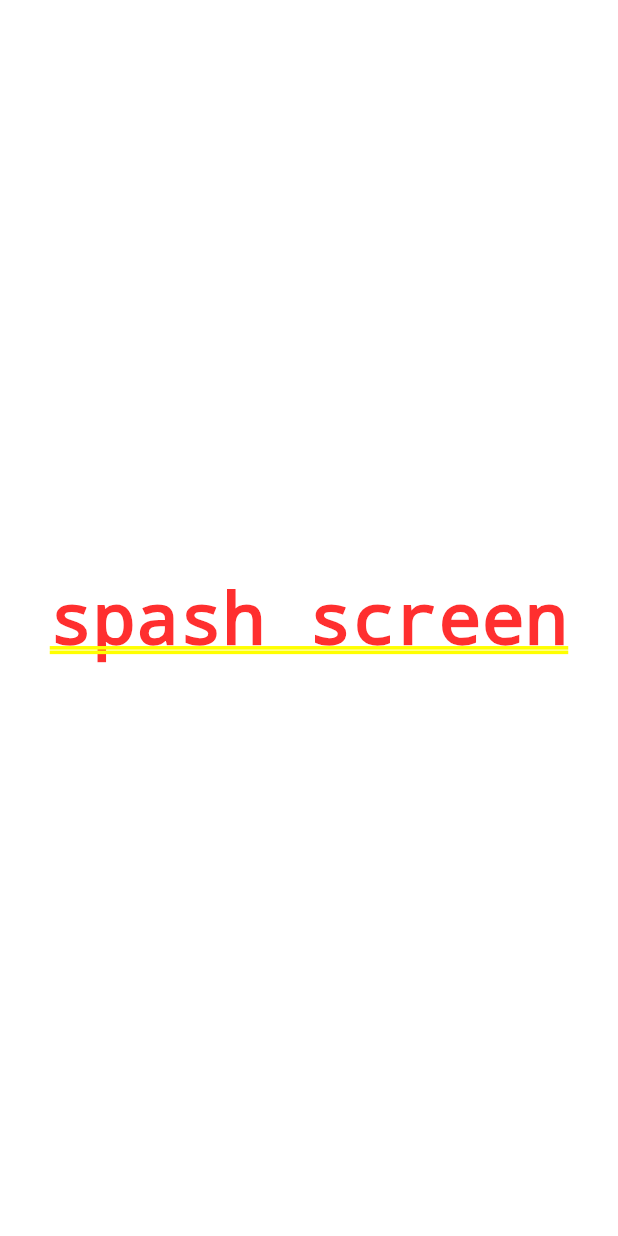
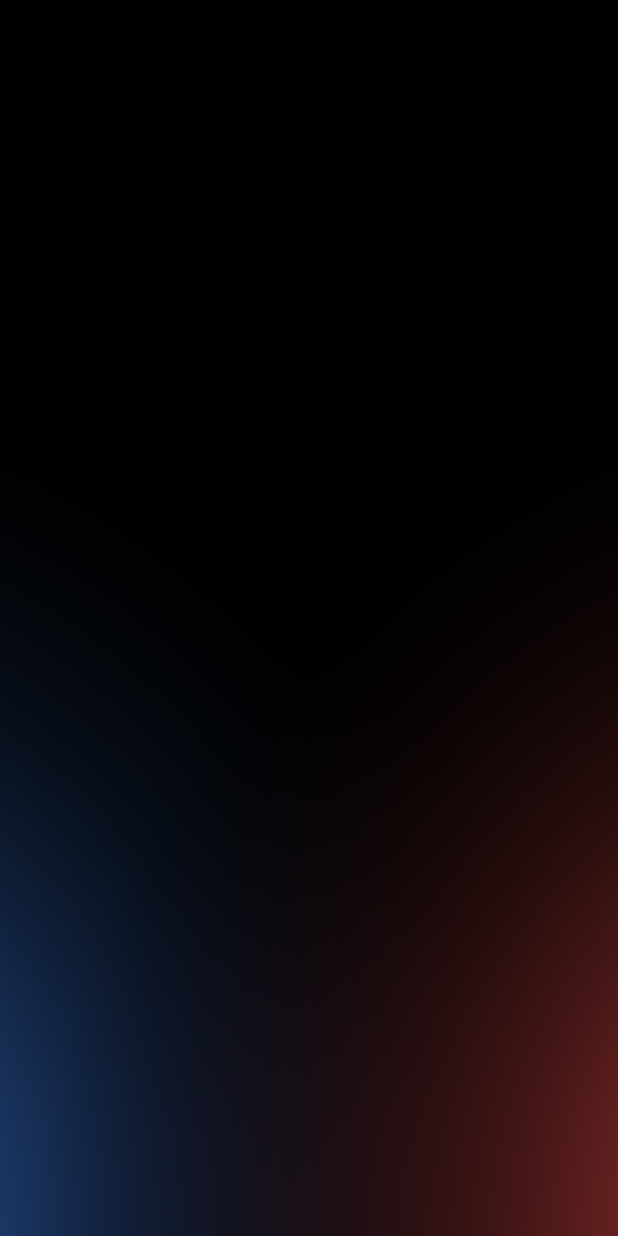
Before and after one commit to SenglayPann/legend-cinema, a Flutter app: the first screen one second after launch, on a phone screen of 412 x 824 dp. Run offline on Flutter 3.47's test engine with Material 3 defaults, Android fonts, the phone set to English and light mode, and no system bars; our stand-ins replace cloud_firestore, firebase_core; accounts and stored records are empty.

Commit message:
Feat: animated splash screen

```diff
--- a/lib/presentation/screens/splash/splash_screen.dart
+++ b/lib/presentation/screens/splash/splash_screen.dart
@@ -1,13 +1,190 @@
 import 'package:flutter/material.dart';
 
-class SplashScreen extends StatelessWidget {
+class SplashScreen extends StatefulWidget {
   const SplashScreen({super.key});
 
   @override
+  State<SplashScreen> createState() => _SplashScreenState();
+}
+
+class _SplashScreenState extends State<SplashScreen>
+    with TickerProviderStateMixin {
+  late AnimationController _gradientController;
+  late AnimationController _logoController;
+  late Animation<double> _verticalSlideAnimation;
+  late Animation<double> _slideAnimation;
+  late Animation<double> _logoSlideAnimation;
+  late Animation<double> _logoScaleAnimation;
+
+  @override
+  void initState() {
+    super.initState();
+
+    // Gradient animation controller
+    _gradientController = AnimationController(
+      vsync: this,
+      duration: const Duration(milliseconds: 3800),
+    );
+
+    _verticalSlideAnimation = TweenSequence<double>([
+      TweenSequenceItem(
+        tween: Tween<double>(begin: 700, end: 0)
+            .chain(CurveTween(curve: Curves.easeOut)),
+        weight: 70,
+      ),
+      TweenSequenceItem(
+        tween: Tween<double>(begin: 0, end: 0)
+            .chain(CurveTween(curve: Curves.easeIn)),
+        weight: 30,
+      ),
+    ]).animate(
+      CurvedAnimation(
+        parent: _gradientController,
+        curve: const Interval(0.0, 0.4, curve: Curves.easeOut),
+      ),
+    );
+
+    _slideAnimation = TweenSequence<double>([
+      TweenSequenceItem(
+        tween: Tween<double>(begin: 0, end: 150)
+            .chain(CurveTween(curve: Curves.easeOut)), // Custom curve for first part
+        weight: 40,
+      ),
+      TweenSequenceItem(
+        tween: Tween<double>(begin: 150, end: 150)
+            .chain(CurveTween(curve: Curves.easeOut)), // Custom curve for first part
+        weight: 20,
+      ),
+      TweenSequenceItem(
+        tween: Tween<double>(begin: 150, end: -150)
+            .chain(CurveTween(curve: Curves.easeOut)), // Different curve for second part
+        weight: 30,
+      ),
+    ]).animate(
+      CurvedAnimation(
+        parent: _gradientController,
+        curve: const Interval(0.4, 1.0), // Entire sequence runs from 0.4 to 1.0
+      ),
+    );
+
+    _gradientController.forward();
+
+    // Logo animation controller
+    _logoController = AnimationController(
+      vsync: this,
+      duration: const Duration(milliseconds: 2500),
+    );
+
+    // Logo slides from bottom to center
+    _logoSlideAnimation = Tween<double>(begin: 700, end: 0).animate(
+      CurvedAnimation(
+        parent: _logoController,
+        curve: const Interval(0.0, 0.4, curve: Curves.easeOut),
+      ),
+    );
+
+    // Logo scales up then down
+    _logoScaleAnimation = TweenSequence<double>([
+      TweenSequenceItem(
+        tween: Tween<double>(begin: 1.0, end: 1.2)
+            .chain(CurveTween(curve: Curves.easeOut)),
+        weight: 50,
+      ),
+      TweenSequenceItem(
+        tween: Tween<double>(begin: 1.2, end: 1.0)
+            .chain(CurveTween(curve: Curves.easeIn)),
+        weight: 50,
+      ),
+    ]).animate(
+      CurvedAnimation(
+        parent: _logoController,
+        curve: const Interval(0.7, 1.0, curve: Curves.easeInOut),
+      ),
+    );
+
+    // Start logo animation
+    Future.delayed(const Duration(milliseconds: 1000), () {
+      _logoController.forward();
+    });
+  }
+
+  @override
+  void dispose() {
+    _gradientController.dispose();
+    _logoController.dispose();
+    super.dispose();
+  }
+
+  @override
   Widget build(BuildContext context) {
-    return Center(
-      child: Text('spash screen')
+    final screenHeight = MediaQuery.of(context).size.height;
+    final screenWidth = MediaQuery.of(context).size.width;
+    final gradientHeight = screenHeight;
+    final gradientWidth = screenWidth * 1.5;
+
+    return Scaffold(
+      backgroundColor: Colors.black,
+      body: AnimatedBuilder(
+        animation: Listenable.merge([_gradientController, _logoController]),
+        builder: (context, child) {
+          return Stack(
+            children: [
+              // Blue gradient (bottom-left)
+              Positioned(
+                bottom: 0,
+                left: -(230 + _slideAnimation.value),
+                child: Transform.translate(
+                  offset: Offset(0, _verticalSlideAnimation.value),
+                  child: Container(
+                    width: gradientWidth,
+                    height: gradientHeight,
+                    decoration: const BoxDecoration(
+                      gradient: RadialGradient(
+                        colors: [Colors.blueAccent, Colors.transparent],
+                        radius: 1,
+                        center: Alignment.bottomLeft,
+                      ),
+                    ),
+                  ),
+                )
+              ),
+              // Red gradient (bottom-right)
+              Positioned(
+                bottom: 0,
+                right: (_slideAnimation.value - 230),
+                child: Transform.translate(
+                  offset: Offset(0, _verticalSlideAnimation.value),
+                    child: Container(
+                    width: gradientWidth,
+                    height: gradientHeight,
+                    decoration: const BoxDecoration(
+                      gradient: RadialGradient(
+                        colors: [Colors.redAccent, Colors.transparent],
+                        radius: 1,
+                        center: Alignment.bottomRight,
+                      ),
+                    ),
+                  ),
+                )
+              ),
+              // Animated logo
+              Center(
+                child: Transform.translate(
+                  offset: Offset(0, _logoSlideAnimation.value),
+                  child: Transform.scale(
+                    scale: _logoScaleAnimation.value,
+                    child: Image.asset(
+                      'lib/assets/images/legend_cinema_logo.png',
+                      width: 250,
+                      height: 500,
+                    ),
+                  ),
+                ),
+              ),
+            ],
+          );
+        },
+      ),
     );
   }
-
 }
--- a/pubspec.yaml
+++ b/pubspec.yaml
@@ -62,9 +62,8 @@ flutter:
   uses-material-design: true
 
   # To add assets to your application, add an assets section, like this:
-  # assets:
-  #   - images/a_dot_burr.jpeg
-  #   - images/a_dot_ham.jpeg
+  assets:
+    - lib/assets/images/
 
   # An image asset can refer to one or more resolution-specific "variants", see
   # https://flutter.dev/to/resolution-aware-images
```
Also changed, not shown: lib/assets/images/legend_cinema_logo.png (added).
